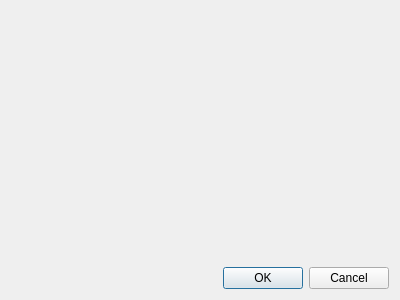
This is source/QtEntityUtils/PropertyObjectsEdit.ui in martinscheffler/qtentity as Qt 5 draws it before an edit. The edited form follows.
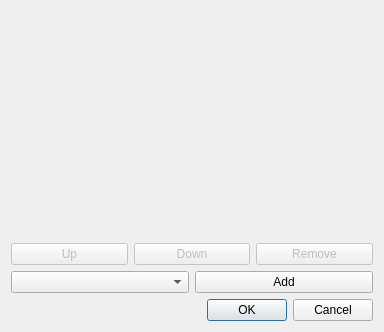
This is the edited form.

Commit message: completed property object editor

```diff
--- a/source/QtEntityUtils/PropertyObjectsEdit.ui
+++ b/source/QtEntityUtils/PropertyObjectsEdit.ui
@@ -6,8 +6,8 @@
    <rect>
     <x>0</x>
     <y>0</y>
-    <width>400</width>
-    <height>300</height>
+    <width>384</width>
+    <height>332</height>
    </rect>
   </property>
   <property name="windowTitle">
@@ -17,6 +17,61 @@
    <item>
     <widget class="QWidget" name="_editorPlaceholder" native="true"/>
    </item>
+   <item>
+    <layout class="QHBoxLayout" name="horizontalLayout_2">
+     <item>
+      <widget class="QPushButton" name="_upButton">
+       <property name="enabled">
+        <bool>false</bool>
+       </property>
+       <property name="text">
+        <string>Up</string>
+       </property>
+      </widget>
+     </item>
+     <item>
+      <widget class="QPushButton" name="_downButton">
+       <property name="enabled">
+        <bool>false</bool>
+       </property>
+       <property name="text">
+        <string>Down</string>
+       </property>
+      </widget>
+     </item>
+     <item>
+      <widget class="QPushButton" name="_removeButton">
+       <property name="enabled">
+        <bool>false</bool>
+       </property>
+       <property name="text">
+        <string>Remove</string>
+       </property>
+      </widget>
+     </item>
+    </layout>
+   </item>
+   <item>
+    <layout class="QHBoxLayout" name="horizontalLayout">
+     <item>
+      <widget class="QComboBox" name="_classNames">
+       <property name="minimumSize">
+        <size>
+         <width>100</width>
+         <height>0</height>
+        </size>
+       </property>
+      </widget>
+     </item>
+     <item>
+      <widget class="QPushButton" name="_addButton">
+       <property name="text">
+        <string>Add</string>
+       </property>
+      </widget>
+     </item>
+    </layout>
+   </item>
    <item>
     <widget class="QDialogButtonBox" name="buttonBox">
      <property name="orientation">
```
Left out of the diff: 2 changed lines with no effect on the pictures. The commit also changes 5 other files.
